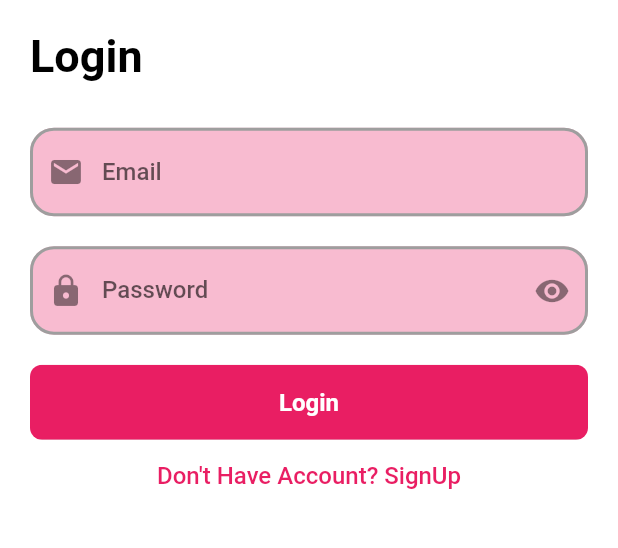
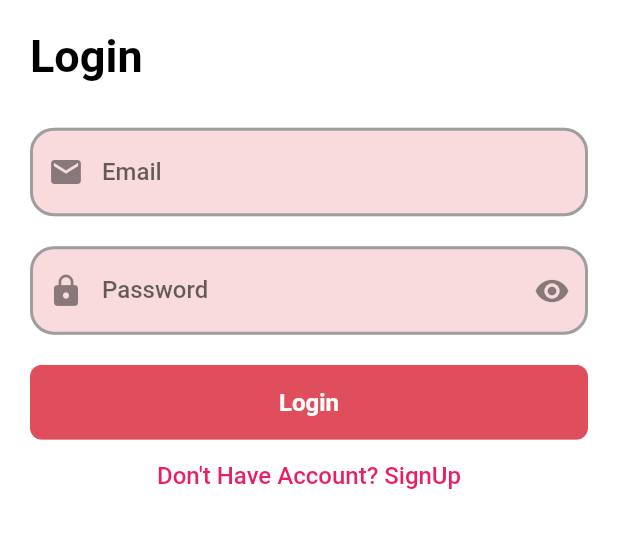
Before and after one commit to taha-elkholy/user_profile, a Flutter app: the screen it shows after launch, on a phone screen of 412 x 824 dp, the part 524-1072 px from its top. Run offline on Flutter 3.47's test engine with Material 2 defaults, Android fonts, the phone set to English and light mode, and no system bars; our stand-ins replace cached_network_image, dartz, dio, equatable, flutter_bloc, freezed_annotation and 5 more; generated files the repository leaves out were written again.

Commit message:
Add Custom Pink Material Color as in the dribble ui for app theme

```diff
--- a/lib/core/style/themes.dart
+++ b/lib/core/style/themes.dart
@@ -1,8 +1,9 @@
 import 'package:flutter/material.dart';
 import 'package:flutter/services.dart';
+import 'package:user_profile/core/style/colors.dart';
 
 ThemeData appThemeLight = ThemeData(
-  primarySwatch: Colors.pink,
+  primarySwatch: customPink,
   scaffoldBackgroundColor: Colors.white,
   appBarTheme: const AppBarTheme(
     elevation: 0,
@@ -31,7 +32,7 @@ ThemeData appThemeLight = ThemeData(
       )),
   inputDecorationTheme: InputDecorationTheme(
     filled: true,
-    fillColor: Colors.pink.withOpacity(.3),
+    fillColor: customPink.withOpacity(.2),
     border: OutlineInputBorder(
         borderRadius: BorderRadius.circular(16),
         borderSide: const BorderSide(width: 2)),
```
Also changed, not shown: lib/core/style/colors.dart (added, +17 -0 lines).
